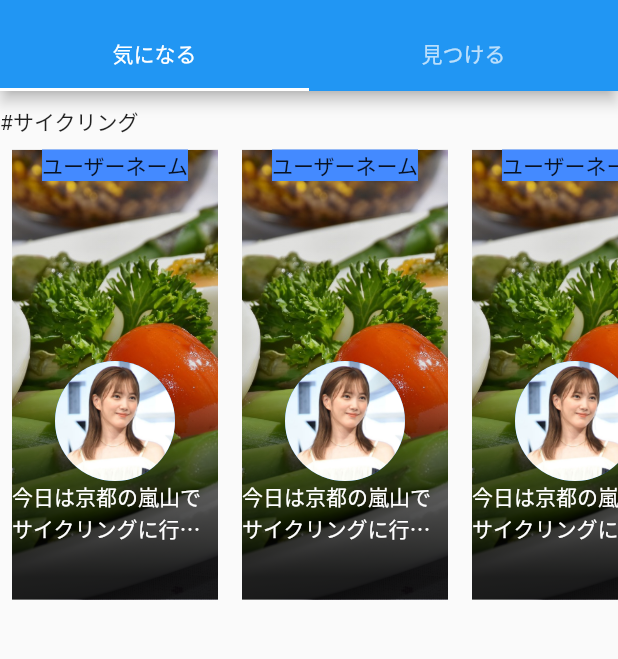
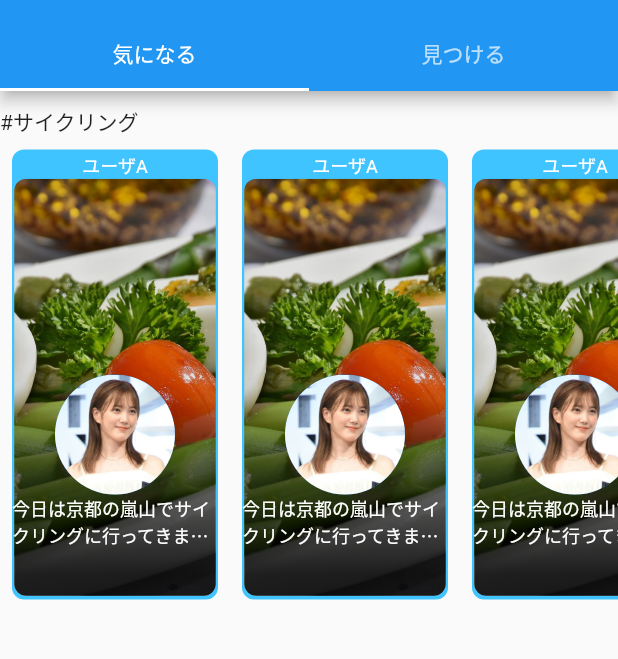
Before and after one commit to hachimitsuboy/shumeet, a Flutter app: the screen it shows after launch, on a phone screen of 412 x 824 dp, the part 65-724 px from its top. Run offline on Flutter 3.47's test engine with Material 2 defaults, Android fonts, the light colour scheme and no system bars; our stand-ins replace flutter_riverpod.

Commit message:
interest_hobby_cardの編集

```diff
--- a/lib/view/timeline/children/interest_hobby_card.dart
+++ b/lib/view/timeline/children/interest_hobby_card.dart
@@ -11,15 +11,34 @@ class InterestHobbyCard extends StatelessWidget {
       child: Stack(
         children: [
           Container(
-            decoration: const BoxDecoration(
-              image: DecorationImage(
+            decoration: BoxDecoration(
+              borderRadius: BorderRadius.circular(8),
+              color: Colors.lightBlueAccent,
+            ),
+          ),
+          Padding(
+            padding: const EdgeInsets.all(1.5),
+            child: Column(
+              children: [
+                const Center(
+                  child: Text(
+                    'ユーザA',
+                    style: TextStyle(fontSize: 12, color: Colors.white),
+                  ),
+                ),
+                Container(
+                  height: 278,
+                  decoration: BoxDecoration(
+                    borderRadius: BorderRadius.circular(8),
+                    image: const DecorationImage(
                       image: AssetImage('assets/images/back_image.jpeg'),
                       fit: BoxFit.cover,
                     ),
                   ),
                   child: Container(
-              decoration: const BoxDecoration(
-                gradient: LinearGradient(
+                    decoration: BoxDecoration(
+                      borderRadius: BorderRadius.circular(8),
+                      gradient: const LinearGradient(
                         begin: Alignment.topCenter,
                         end: Alignment.bottomCenter,
                         stops: [0.5, 0.7, 0.95],
@@ -32,14 +51,12 @@ class InterestHobbyCard extends StatelessWidget {
                     ),
                   ),
                 ),
+              ],
+            ),
+          ),
           Column(
             children: const [
-              ColoredBox(
-                color: Colors.blueAccent,
-                //TODO firebaseから取ってくる
-                child: Text('ユーザーネーム'),
-              ),
-              SizedBox(height: 120),
+              SizedBox(height: 150),
               //TODO firebaseから取ってくる
               CircleAvatar(
                 radius: 40,
@@ -48,7 +65,10 @@ class InterestHobbyCard extends StatelessWidget {
               //TODO firebaseから取ってくる
               Text(
                 '今日は京都の嵐山でサイクリングに行ってきました!!',
-                style: TextStyle(color: Colors.white),
+                style: TextStyle(
+                  color: Colors.white,
+                  fontSize: 12,
+                ),
                 maxLines: 2,
                 overflow: TextOverflow.ellipsis,
               ),
```
Lines whose indentation alone changed are shown as unchanged.
